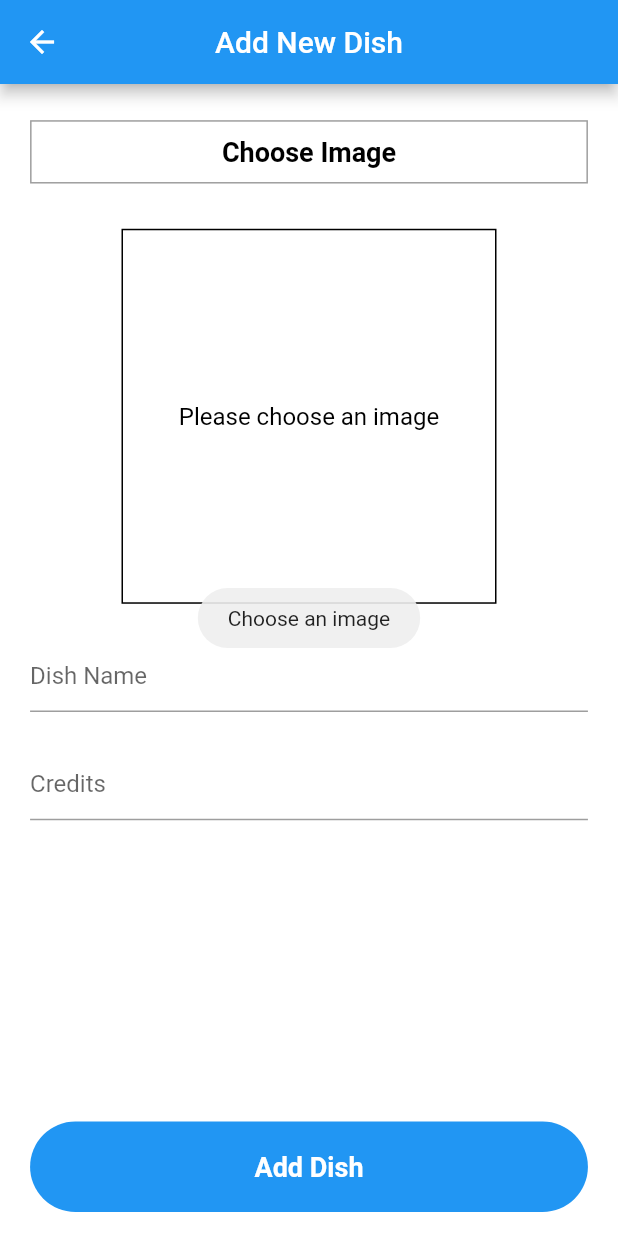
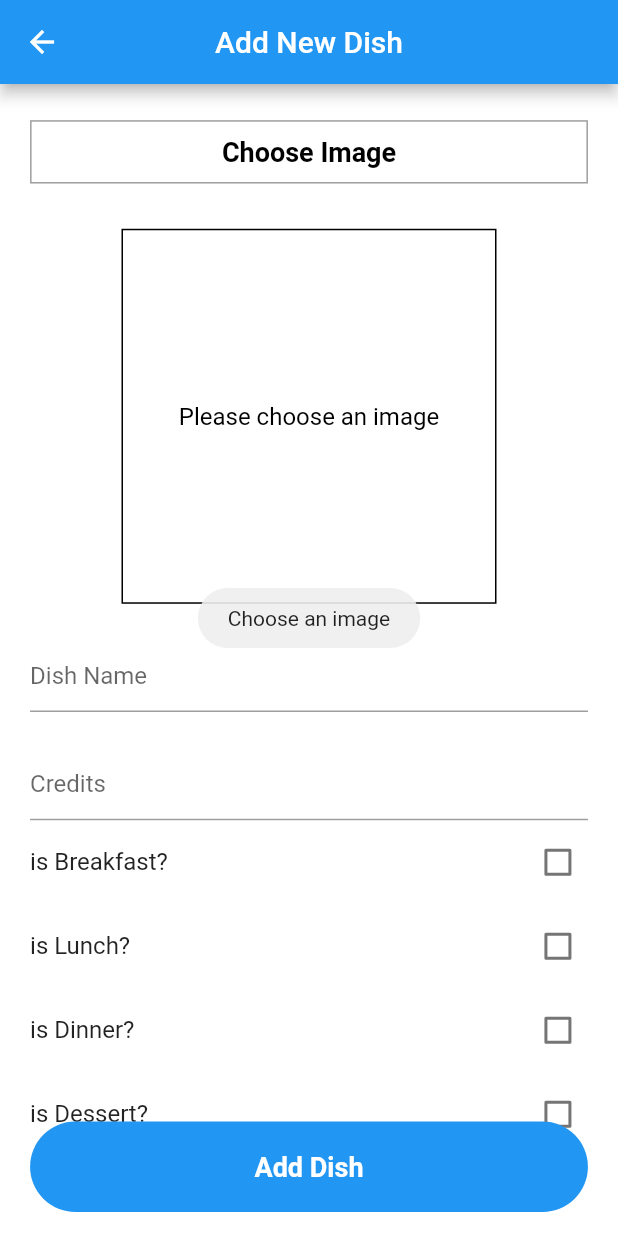
Before and after one commit to maazkhan1998/yuzeadmin, a Flutter app: the AddDish screen opened directly, after a tap on "Add Dish", on a phone screen of 412 x 824 dp. Run offline on Flutter 3.47's test engine with Material 2 defaults, Android fonts, the light colour scheme and no system bars; our stand-ins replace cloud_firestore, firebase_core, firebase_storage, flutter_screenutil, fluttertoast, image_cropper and 1 more; missing offline and left inert: paginate_firestore; accounts and stored records are empty.

Commit message:
'1/2/2021'

```diff
--- a/lib/addNewDish.dart
+++ b/lib/addNewDish.dart
@@ -19,6 +19,10 @@ class _AddDishState extends State<AddDish> {
   TextEditingController nameController = TextEditingController();
   TextEditingController creditController = TextEditingController();
   bool isLoading = false;
+  bool isLunch = false;
+  bool isDinner = false;
+  bool isBreakfast = false;
+  bool isDessert = false;
 
   @override
   Widget build(BuildContext context) {
@@ -125,7 +129,32 @@ class _AddDishState extends State<AddDish> {
               TextField(
                 controller: creditController,
                 decoration: InputDecoration(hintText: 'Credits'),
-              )
+              ),
+              CheckboxListTile(
+                contentPadding: EdgeInsets.all(0),
+                value: isBreakfast,
+                onChanged: (val) => setState(() => isBreakfast = val),
+                title: Text('is Breakfast?'),
+              ),
+              CheckboxListTile(
+                contentPadding: EdgeInsets.all(0),
+                value: isLunch,
+                onChanged: (val) => setState(() => isLunch = val),
+                title: Text('is Lunch?'),
+              ),
+              CheckboxListTile(
+                contentPadding: EdgeInsets.all(0),
+                value: isDinner,
+                onChanged: (val) => setState(() => isDinner = val),
+                title: Text('is Dinner?'),
+              ),
+              CheckboxListTile(
+                contentPadding: EdgeInsets.all(0),
+                value: isDessert,
+                onChanged: (val) => setState(() => isDessert = val),
+                title: Text('is Dessert?'),
+              ),
+              SizedBox(height: ScreenUtil().setHeight(150))
             ],
           )),
       floatingActionButtonLocation: FloatingActionButtonLocation.centerFloat,
@@ -139,6 +168,12 @@ class _AddDishState extends State<AddDish> {
                 if (nameController.text.isEmpty)
                   return Fluttertoast.showToast(
                       msg: 'Add dish name', gravity: ToastGravity.CENTER);
+                if (creditController.text.isEmpty)
+                  return Fluttertoast.showToast(
+                      msg: 'Add Credit', gravity: ToastGravity.CENTER);
+                if (!isBreakfast && !isLunch && !isDinner && !isDessert)
+                  return Fluttertoast.showToast(
+                      msg: 'Select a category', gravity: ToastGravity.CENTER);
                 setState(() => isLoading = true);
                 final String id = DateTime.now().toIso8601String();
                 final ref = await firebasestorage.FirebaseStorage.instance
@@ -152,7 +187,11 @@ class _AddDishState extends State<AddDish> {
                   'name': nameController.text,
                   'imageURL': imageURL,
                   'date': DateTime.now().toIso8601String(),
-                  'credit': creditController.text
+                  'credit': creditController.text,
+                  'isLunch': isLunch,
+                  'isDinner': isDinner,
+                  'isBreakfast': isBreakfast,
+                  'isDessert': isDessert
                 });
 
                 Navigator.of(context).pop();
--- a/lib/dish.dart
+++ b/lib/dish.dart
@@ -5,14 +5,33 @@ class Dish {
   String name;
   String imageURL;
   String credit;
+  String date;
+  bool isLunch;
+  bool isDinner;
+  bool isBreakfast;
+  bool isDessert;
 
-  Dish({this.id, this.name, this.imageURL, this.credit});
+  Dish(
+      {this.id,
+      this.name,
+      this.imageURL,
+      this.credit,
+      this.date,
+      this.isBreakfast,
+      this.isDessert,
+      this.isDinner,
+      this.isLunch});
 
   factory Dish.fromDocument(DocumentSnapshot doc) {
     return Dish(
         id: doc.id,
         name: doc['name'],
         imageURL: doc['imageURL'],
-        credit: doc['credit']);
+        credit: doc['credit'],
+        date: doc['date'],
+        isLunch: doc['isLunch'],
+        isBreakfast: doc['isBreakfast'],
+        isDessert: doc['isDessert'],
+        isDinner: doc['isDinner']);
   }
 }
```
Also changed, not shown: lib/editDishScreen.dart (+50 -4 lines), lib/homeScreen.dart (+17 -2 lines).
